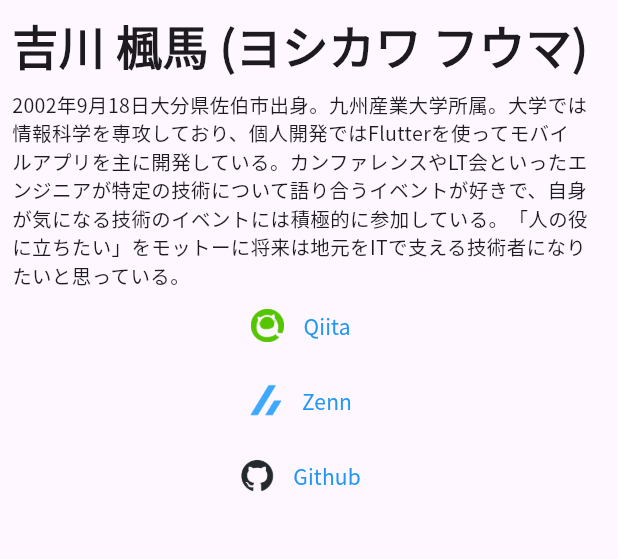
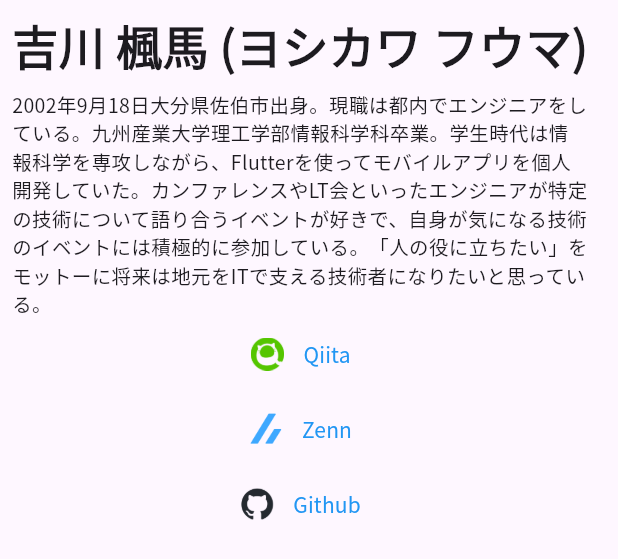
Before and after one commit to Yoshikawa-0918/my_portfolio, a Flutter app: the MyIntroduction widget shown alone on an empty page, opened directly, on a phone screen of 412 x 824 dp. Shown: the top 559 px of the screen. Run offline on Flutter 3.47's test engine with Material 3 defaults, Android fonts, the light colour scheme and no system bars; our stand-ins replace cloud_firestore, firebase_core, flutter_riverpod, go_router, scrollable_positioned_list; accounts and stored records are empty; statements that could not run were skipped.

Commit message:
パッケージのバージョンを更新

```diff
--- a/lib/Componets/my_introduction.dart
+++ b/lib/Componets/my_introduction.dart
@@ -16,8 +16,8 @@ class MyIntroduction extends StatelessWidget {
         children: <Widget>[
           const HeadLine2(text: "吉川 楓馬 (ヨシカワ フウマ)"),
           const Content(
-            text:
-                "2002年9月18日大分県佐伯市出身。九州産業大学所属。大学では情報科学を専攻しており、個人開発ではFlutterを使ってモバイルアプリを主に開発している。"
+            text: "2002年9月18日大分県佐伯市出身。現職は都内でエンジニアをしている。"
+                "九州産業大学理工学部情報科学科卒業。学生時代は情報科学を専攻しながら、Flutterを使ってモバイルアプリを個人開発していた。"
                 "カンファレンスやLT会といったエンジニアが特定の技術について語り合うイベントが好きで、自身が気になる技術のイベントには積極的に参加している。"
                 "「人の役に立ちたい」をモットーに将来は地元をITで支える技術者になりたいと思っている。",
             textAlign: TextAlign.start,
--- a/pubspec.yaml
+++ b/pubspec.yaml
@@ -39,11 +39,11 @@ dependencies:
   url_launcher: ^6.1.14
   firebase_core: ^2.15.1
   cloud_firestore: ^4.9.1
-  firebase_storage: ^11.2.7
   scrollable_positioned_list: ^0.3.8
   go_router: ^11.0.0
   flutter_web_plugins:
     sdk: flutter
+  firebase_storage: ^11.7.7
 
 dev_dependencies:
   flutter_test:
```
Also changed, not shown: pubspec.lock, 1 other file.
